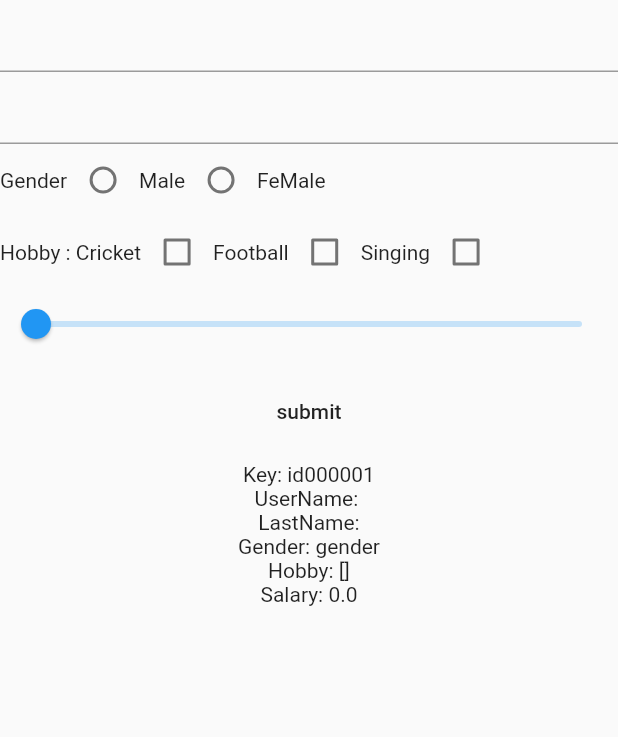
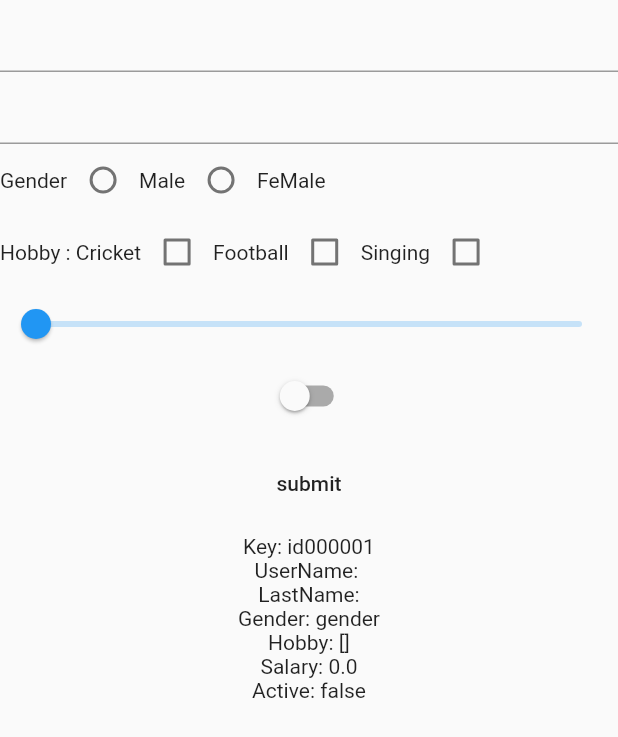
Before and after one commit to mintanlathiya/firebase_demo_1, a Flutter app: the screen it shows after launch, after a tap on "submit", on a phone screen of 412 x 824 dp. Shown: the top 737 px of the screen. Run offline on Flutter 3.47's test engine with Material 2 defaults, Android fonts, the phone set to English and light mode, and no system bars; our stand-ins replace firebase_core, firebase_database; accounts and stored records are empty.

```diff
--- a/lib/firebase_api/firebase_api_services.dart
+++ b/lib/firebase_api/firebase_api_services.dart
@@ -10,6 +10,7 @@ class FirebaseApi1 {
     required String gender,
     required double selectedSalary,
     required List selectedHobbies,
+    required bool isActive,
   }) async {
     String key = _db.push().key!;
     await _db.child(key).set({
@@ -19,6 +20,7 @@ class FirebaseApi1 {
       'gender': gender,
       'hobby': selectedHobbies,
       'salary': selectedSalary,
+      'active': isActive
     });
   }
 
@@ -42,6 +44,7 @@ class FirebaseApi1 {
     required String gender,
     required List selectedHobbies,
     required double selectedSalary,
+    required bool isActive,
   }) async {
     await _db.child(key).set({
       'key': key,
@@ -50,6 +53,7 @@ class FirebaseApi1 {
       'gender': gender,
       'hobby': selectedHobbies,
       'salary': selectedSalary,
+      'active': isActive
     });
   }
 
--- a/lib/firebase_api/simplecrud.dart
+++ b/lib/firebase_api/simplecrud.dart
@@ -13,6 +13,7 @@ class _SimpleCrudDemoState extends State<SimpleCrudDemo> {
   TextEditingController lastNameController = TextEditingController();
   String gender = 'gender', male = 'male', feMale = 'feMale';
   bool isCricket = false, isFootball = false, isSinging = false;
+  bool isActive = false;
   List selectedHobbies = [];
   double selectedSalary = 0;
   late Future<List<Map>> futureUserData;
@@ -98,6 +99,13 @@ class _SimpleCrudDemoState extends State<SimpleCrudDemo> {
               min: 0,
               max: 50000,
             ),
+            Switch(
+              value: isActive,
+              onChanged: (value) {
+                isActive = value;
+                setState(() {});
+              },
+            ),
             const SizedBox(height: 10),
             MaterialButton(
               onPressed: update == true
@@ -119,7 +127,8 @@ class _SimpleCrudDemoState extends State<SimpleCrudDemo> {
                           gender: gender,
                           selectedHobbies:
                               List.from(selectedHobbies.map((e) => e)),
-                          selectedSalary: selectedSalary);
+                          selectedSalary: selectedSalary,
+                          isActive: isActive);
                       futureUserData = FirebaseApi1.selectData();
                       nameController.clear();
                       lastNameController.clear();
@@ -128,6 +137,7 @@ class _SimpleCrudDemoState extends State<SimpleCrudDemo> {
                       isFootball = false;
                       isSinging = false;
                       selectedSalary = 0;
+                      isActive = false;
                       update = false;
                       setState(() {});
                     }
@@ -149,7 +159,7 @@ class _SimpleCrudDemoState extends State<SimpleCrudDemo> {
                           selectedHobbies:
                               List.from(selectedHobbies.map((e) => e)),
                           selectedSalary: selectedSalary,
-                      );
+                          isActive: isActive);
                       futureUserData = FirebaseApi1.selectData();
                       nameController.clear();
                       lastNameController.clear();
@@ -158,6 +168,7 @@ class _SimpleCrudDemoState extends State<SimpleCrudDemo> {
                       isFootball = false;
                       isSinging = false;
                       selectedSalary = 0;
+                      isActive = false;
                       setState(() {});
                     },
               child: Text(update == false ? 'submit' : 'update'),
@@ -193,7 +204,9 @@ class _SimpleCrudDemoState extends State<SimpleCrudDemo> {
                             .contains('singing')) {
                           isSinging = true;
                         }
-                        selectedSalary = snapshot.data![index]['salary'];
+                        selectedSalary = double.parse(
+                            snapshot.data![index]['salary'].toString());
+                        isActive = snapshot.data![index]['active'];
 
                         setState(() {});
                       },
@@ -217,6 +230,7 @@ class _SimpleCrudDemoState extends State<SimpleCrudDemo> {
                             Text('Gender: ${snapshot.data![index]['gender']}'),
                             Text('Hobby: ${snapshot.data![index]['hobby']}'),
                             Text('Salary: ${snapshot.data![index]['salary']}'),
+                            Text('Active: ${snapshot.data![index]['active']}'),
                           ],
                         ),
                       ),
```
Lines whose indentation alone changed are shown as unchanged.
